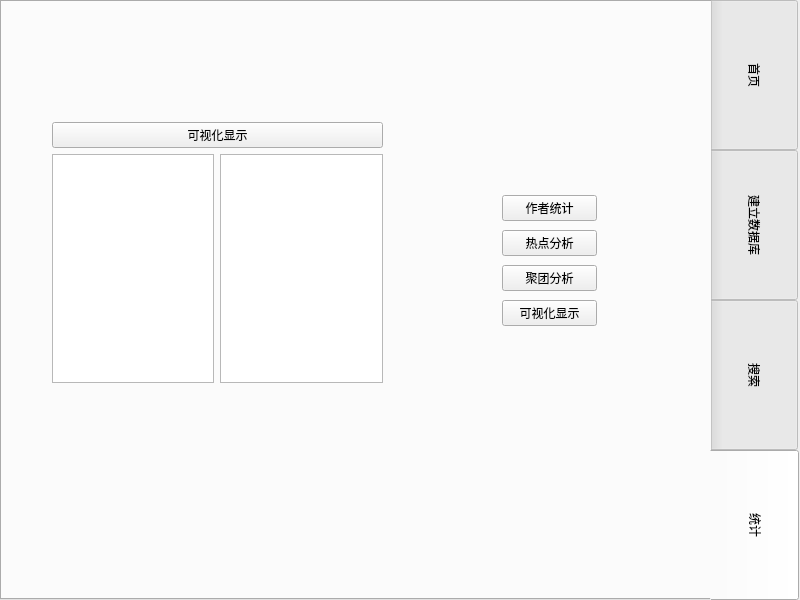
This is mainui/mainwindow.ui in FeatherRed/DBLP-Management-System as Qt 5 draws it before an edit. The edited form follows.
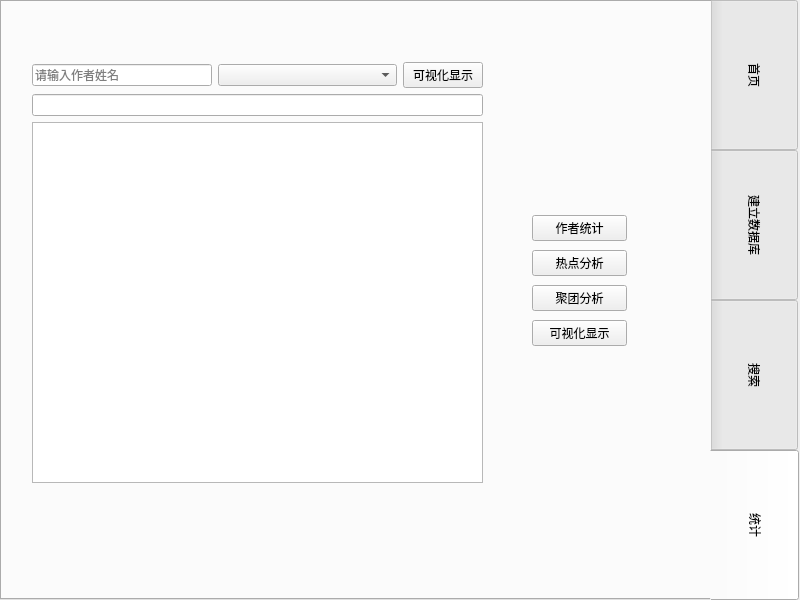
This is the edited form. The open tabs and pages were chosen to show the change.

Commit message: 修改UI

Patch:
```diff
--- a/mainui/mainwindow.ui
+++ b/mainui/mainwindow.ui
@@ -359,8 +359,8 @@
       <rect>
        <x>30</x>
        <y>40</y>
-       <width>381</width>
-       <height>431</height>
+       <width>471</width>
+       <height>501</height>
       </rect>
      </property>
      <property name="currentIndex">
@@ -488,30 +488,53 @@
       <widget class="QWidget" name="layoutWidget_9">
        <property name="geometry">
         <rect>
-         <x>20</x>
-         <y>80</y>
-         <width>331</width>
-         <height>261</height>
+         <x>0</x>
+         <y>20</y>
+         <width>451</width>
+         <height>421</height>
         </rect>
        </property>
        <layout class="QVBoxLayout" name="verticalLayout_11">
         <item>
-         <widget class="QPushButton" name="pushButton_va1">
-          <property name="text">
-           <string>可视化显示</string>
-          </property>
-         </widget>
-        </item>
-        <item>
-         <layout class="QHBoxLayout" name="horizontalLayout_7">
+         <layout class="QHBoxLayout" name="horizontalLayout_4">
           <item>
-           <widget class="QPlainTextEdit" name="plainTextEdit_va1"/>
+           <widget class="QLineEdit" name="lineEdit_va1">
+            <property name="sizePolicy">
+             <sizepolicy hsizetype="Expanding" vsizetype="Fixed">
+              <horstretch>0</horstretch>
+              <verstretch>0</verstretch>
+             </sizepolicy>
+            </property>
+            <property name="placeholderText">
+             <string>请输入作者姓名</string>
+            </property>
+           </widget>
           </item>
           <item>
-           <widget class="QPlainTextEdit" name="plainTextEdit_va2"/>
+           <widget class="QComboBox" name="comboBox_virtualanalysis">
+            <property name="sizePolicy">
+             <sizepolicy hsizetype="Expanding" vsizetype="Fixed">
+              <horstretch>0</horstretch>
+              <verstretch>0</verstretch>
+             </sizepolicy>
+            </property>
+           </widget>
+          </item>
+          <item>
+           <widget class="QPushButton" name="pushButton_va1">
+            <property name="text">
+             <string>可视化显示</string>
+            </property>
+           </widget>
           </item>
          </layout>
         </item>
+        <item>
+         <widget class="QLineEdit" name="lineEdit_va2"/>
+        </item>
+        <item>
+         <widget class="QTableView" name="tableView_virtualanalysis"/>
+        </item>
        </layout>
       </widget>
      </widget>
@@ -519,8 +542,8 @@
     <widget class="QWidget" name="layoutWidget">
      <property name="geometry">
       <rect>
-       <x>500</x>
-       <y>190</y>
+       <x>530</x>
+       <y>210</y>
        <width>95</width>
        <height>139</height>
       </rect>
```
Left out of the diff: 34 changed lines with no effect on the pictures. The commit also changes 2 other files.
